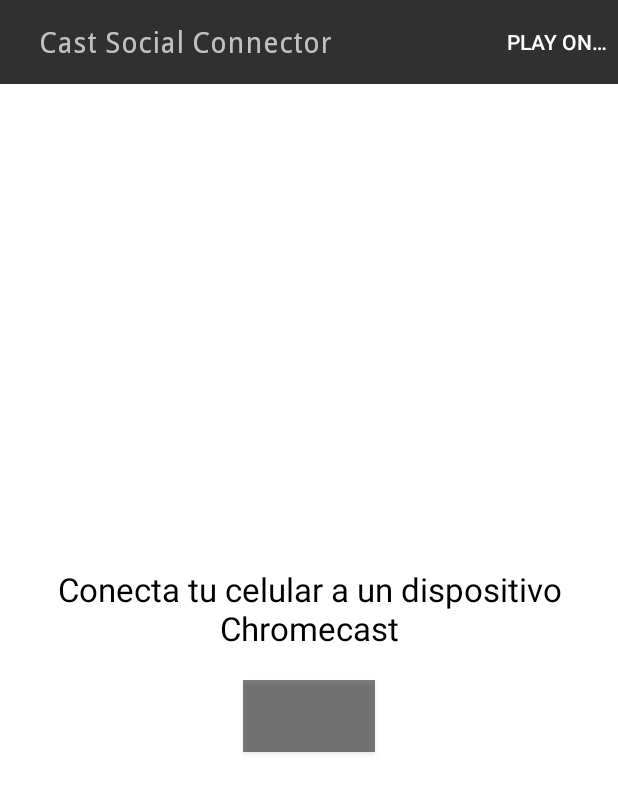
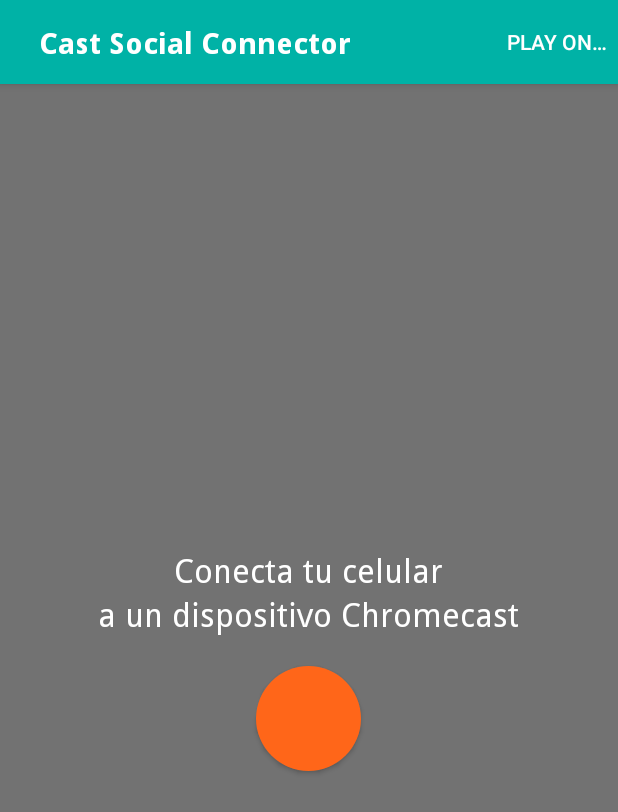
Before and after one commit to JoseTapiaG/CastSocialConnector, an Android app: the MainActivity screen opened directly, with no data from a screen before it, on a phone screen of 412 x 824 dp. Shown: the top 812 px of the screen. Run offline under Robolectric (Android 15) with nearby library versions, the phone set to English and light mode, and no system bars; libraries missing offline, so code that uses them is left out: android.support.v7; plain views replace MediaRouteButton; 11 statements that could not run were skipped.

Commit message:
Cambios de estilo

```diff
--- a/app/build.gradle
+++ b/app/build.gradle
@@ -25,6 +25,7 @@ dependencies {
     compile 'com.google.android.gms:play-services-cast:7.8.+'
     compile 'com.google.code.gson:gson:2.6.2'
     compile 'com.android.volley:volley:1.0.0'
+    compile 'com.github.amlcurran.showcaseview:library:5.4.3'
     compile files('libs/javax.mail.android.jar')
 
 }
--- a/app/src/main/AndroidManifest.xml
+++ b/app/src/main/AndroidManifest.xml
@@ -14,7 +14,7 @@
     <uses-permission android:name="android.permission.WRITE_EXTERNAL_STORAGE" />
 
     <application android:allowBackup="true" android:label="@string/app_name"
-        android:icon="@mipmap/ic_launcher" android:theme="@style/Theme.AppCompat">
+        android:icon="@mipmap/ic_launcher" android:theme="@style/AppTheme">
 
         <activity
             android:name=".main.InstagramLogin"
--- a/app/src/main/java/com/jose/castsocialconnector/main/ConnectWarningFragment.java
+++ b/app/src/main/java/com/jose/castsocialconnector/main/ConnectWarningFragment.java
@@ -1,6 +1,7 @@
 package com.jose.castsocialconnector.main;
 
 import android.app.Fragment;
+import android.graphics.Typeface;
 import android.os.Bundle;
 import android.support.annotation.Nullable;
 import android.support.v7.app.MediaRouteButton;
@@ -8,6 +9,7 @@ import android.support.v7.media.MediaRouteSelector;
 import android.view.LayoutInflater;
 import android.view.View;
 import android.view.ViewGroup;
+import android.widget.TextView;
 
 import com.jose.castsocialconnector.R;
 
@@ -25,8 +27,14 @@ public class ConnectWarningFragment extends Fragment {
 
         MediaRouteButton mediaRouteButton= (MediaRouteButton) view.findViewById(R.id.media_route_button);
         mediaRouteButton.setRouteSelector(mMediaRouteSelector);
+        setTextsStyle(view);
+        return view;
+    }
 
-        return view;
+    private void setTextsStyle(View view) {
+        Typeface typeface = ((MainActivity) getActivity()).typeFaceNormal;
+        ((TextView) view.findViewById(R.id.connectText1)).setTypeface(typeface);
+        ((TextView) view.findViewById(R.id.connectText2)).setTypeface(typeface);
     }
 
     public void setmMediaRouteSelector(MediaRouteSelector mMediaRouteSelector) {
--- a/app/src/main/java/com/jose/castsocialconnector/main/MainActivity.java
+++ b/app/src/main/java/com/jose/castsocialconnector/main/MainActivity.java
@@ -22,6 +22,7 @@ import android.app.Fragment;
 import android.app.FragmentManager;
 import android.app.FragmentTransaction;
 import android.content.SharedPreferences;
+import android.graphics.Color;
 import android.graphics.Typeface;
 import android.graphics.drawable.ColorDrawable;
 import android.os.Bundle;
@@ -129,10 +130,6 @@ public class MainActivity extends AppCompatActivity {
         typeFaceNormal = Typeface.createFromAsset(getAssets(), "font/DroidSans.ttf");
         typeFaceBold = Typeface.createFromAsset(getAssets(), "font/DroidSans-Bold.ttf");
 
-        ActionBar actionBar = getSupportActionBar();
-        actionBar.setBackgroundDrawable(new ColorDrawable(
-                getResources().getColor(android.R.color.transparent)));
-
         // Configure Cast device discovery
         mMediaRouter = MediaRouter.getInstance(getApplicationContext());
         mMediaRouteSelector = new MediaRouteSelector.Builder()
@@ -171,12 +168,14 @@ public class MainActivity extends AppCompatActivity {
     @Override
     protected void onPostCreate(@Nullable Bundle savedInstanceState) {
         super.onPostCreate(savedInstanceState);
-        changeActionBarFont();
+        setActionBarStyle();
     }
 
+    private void setActionBarStyle() {
 
+        ActionBar actionBar = getSupportActionBar();
+        actionBar.setBackgroundDrawable(new ColorDrawable(Color.parseColor("#00B2A6")));
 
-    private void changeActionBarFont() {
         this.getSupportActionBar().setDisplayShowCustomEnabled(true);
         this.getSupportActionBar().setDisplayShowTitleEnabled(false);
 
@@ -184,7 +183,8 @@ public class MainActivity extends AppCompatActivity {
         View v = inflator.inflate(R.layout.action_bar, null);
 
         ((TextView) v.findViewById(R.id.title)).setText(this.getTitle());
-        ((TextView) v.findViewById(R.id.title)).setTypeface(typeFaceNormal);
+        ((TextView) v.findViewById(R.id.title)).setTypeface(typeFaceBold);
+        ((TextView) v.findViewById(R.id.title)).setTextColor(Color.parseColor("#FFFFFF"));
         this.getSupportActionBar().setCustomView(v);
     }
 
--- /dev/null
+++ b/app/src/main/res/drawable/circle.xml
@@ -0,0 +1,7 @@
+<?xml version="1.0" encoding="utf-8"?>
+<shape xmlns:android="http://schemas.android.com/apk/res/android"
+    android:shape="oval">
+
+    <solid android:color="#FF6619"/>
+
+</shape>
--- a/app/src/main/res/layout/connect_warning.xml
+++ b/app/src/main/res/layout/connect_warning.xml
@@ -2,22 +2,39 @@
 <LinearLayout xmlns:android="http://schemas.android.com/apk/res/android"
     android:orientation="vertical" android:layout_width="match_parent"
     android:layout_height="match_parent"
+    android:background="#727272"
     android:gravity="center_vertical|center_horizontal">
 
     <TextView
+        android:layout_marginLeft="16dp"
+        android:layout_marginRight="16dp"
         android:layout_width="wrap_content"
         android:layout_height="wrap_content"
         android:textAppearance="?android:attr/textAppearanceLarge"
-        android:text="Conecta tu celular a un dispositivo Chromecast"
-        android:id="@+id/textView"
-        android:textColor="@android:color/black"
+        android:text="Conecta tu celular"
+        android:id="@+id/connectText1"
+        android:textColor="@android:color/white"
+        android:gravity="center_horizontal" />
+
+    <TextView
+        android:layout_marginLeft="16dp"
+        android:layout_marginRight="16dp"
+        android:layout_width="wrap_content"
+        android:layout_height="wrap_content"
+        android:textAppearance="?android:attr/textAppearanceLarge"
+        android:text="a un dispositivo Chromecast"
+        android:id="@+id/connectText2"
+        android:textColor="@android:color/white"
         android:gravity="center_horizontal" />
 
     <android.support.v7.app.MediaRouteButton
-        android:layout_width="wrap_content"
-        android:layout_height="wrap_content"
+        android:layout_width="70dp"
+        android:layout_height="70dp"
         android:id="@+id/media_route_button"
         android:layout_gravity="center_horizontal"
         android:layout_marginTop="20dp"
-        android:background="@color/bright_foreground_disabled_material_light" />
+        android:minWidth="70dp"
+        android:minHeight="70dp"
+
+        android:background="@drawable/circle" />
 </LinearLayout>
--- a/app/src/main/res/values/dimens.xml
+++ b/app/src/main/res/values/dimens.xml
@@ -17,7 +17,7 @@
 <resources>
 
     <!-- Default screen margins, per the Android Design guidelines. -->
-    <dimen name="activity_horizontal_margin">16dp</dimen>
-    <dimen name="activity_vertical_margin">16dp</dimen>
+    <dimen name="activity_horizontal_margin">0dp</dimen>
+    <dimen name="activity_vertical_margin">0dp</dimen>
 
 </resources>
```
Also changed, not shown: app/src/main/java/com/jose/castsocialconnector/main/MenuFragment.java (+12 -0 lines), app/src/main/java/com/jose/castsocialconnector/tutorial/MenuTutorial.java (added, +28 -0 lines), app/src/main/res/values/styles.xml (+39 -3 lines).
